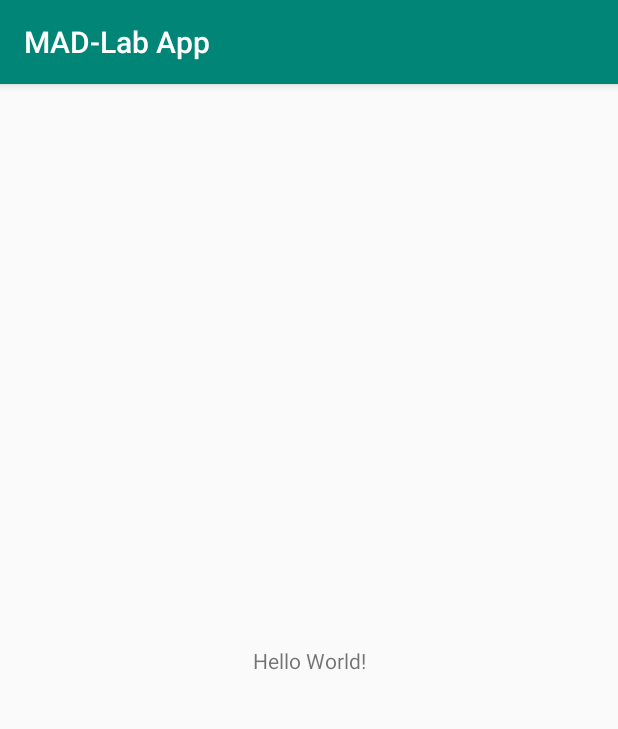
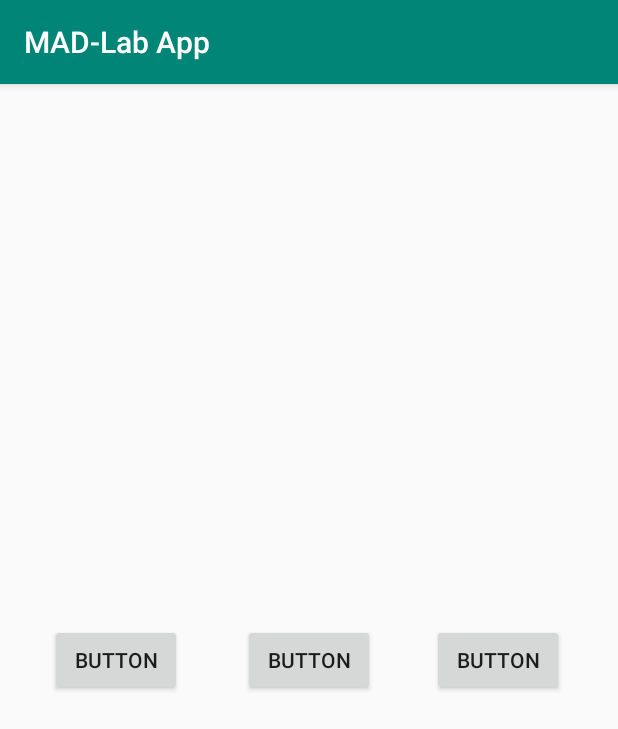
Before and after one commit to DroidFreak32/MADLabApps, an Android app: the screen it shows after launch (MainActivity), on a phone screen of 412 x 824 dp. Shown: the top 729 px of the screen. Run offline under Robolectric (Android 15) with nearby library versions, the phone set to English and light mode, and no system bars.

Commit message:
Add Activity code for MusicPlayer service

```diff
--- a/app/src/main/java/com/example/student/mad_labapp/MainActivity.java
+++ b/app/src/main/java/com/example/student/mad_labapp/MainActivity.java
@@ -1,13 +1,52 @@
 package com.example.student.mad_labapp;
 
+import android.content.Intent;
+import android.graphics.Color;
+import android.os.Bundle;
 import android.support.v7.app.AppCompatActivity;
-import android.os.Bundle;
+import android.view.View;
+import android.widget.Button;
+import android.widget.RelativeLayout;
+
+import java.util.Random;
 
 public class MainActivity extends AppCompatActivity {
 
+    Button play, stop, color;
+    RelativeLayout rl;
     @Override
     protected void onCreate(Bundle savedInstanceState) {
         super.onCreate(savedInstanceState);
         setContentView(R.layout.activity_main);
+        play = findViewById(R.id.Play);
+        stop = findViewById(R.id.Stop);
+        color = findViewById(R.id.ChangeColor);
+        play.setOnClickListener(new View.OnClickListener() {
+            @Override
+            public void onClick(View v) {
+                startService(new Intent(getApplicationContext(), MusicService.class));
+            }
+
+        });
+
+        stop.setOnClickListener(new View.OnClickListener() {
+            @Override
+            public void onClick(View v) {
+                stopService(new Intent(getApplicationContext(), MusicService.class));
+            }
+        });
+        color.setOnClickListener(new View.OnClickListener() {
+            @Override
+            public void onClick(View v) {
+                rl = findViewById(R.id.layout);
+                Random gen = new Random();
+                rl.setBackgroundColor(Color.rgb(
+                        gen.nextInt(255),
+                        gen.nextInt(255),
+                        gen.nextInt(255)
+                        )
+                );
+            }
+        });
     }
 }
--- a/app/src/main/res/layout/activity_main.xml
+++ b/app/src/main/res/layout/activity_main.xml
@@ -1,18 +1,37 @@
 <?xml version="1.0" encoding="utf-8"?>
-<android.support.constraint.ConstraintLayout xmlns:android="http://schemas.android.com/apk/res/android"
-    xmlns:app="http://schemas.android.com/apk/res-auto"
+<RelativeLayout xmlns:android="http://schemas.android.com/apk/res/android"
     xmlns:tools="http://schemas.android.com/tools"
+    android:id="@+id/layout"
     android:layout_width="match_parent"
     android:layout_height="match_parent"
     tools:context=".MainActivity">
 
-    <TextView
+    <Button
+        android:id="@+id/Stop"
         android:layout_width="wrap_content"
         android:layout_height="wrap_content"
-        android:text="Hello World!"
-        app:layout_constraintBottom_toBottomOf="parent"
-        app:layout_constraintLeft_toLeftOf="parent"
-        app:layout_constraintRight_toRightOf="parent"
-        app:layout_constraintTop_toTopOf="parent" />
+        android:layout_centerInParent="true"
+        android:text="Button" />
 
-</android.support.constraint.ConstraintLayout>
+    <Button
+        android:id="@+id/Play"
+        android:layout_width="wrap_content"
+        android:layout_height="wrap_content"
+        android:layout_alignTop="@+id/Stop"
+        android:layout_alignParentStart="true"
+        android:layout_alignParentLeft="true"
+        android:layout_marginStart="33dp"
+        android:layout_marginLeft="33dp"
+        android:text="Button" />
+
+    <Button
+        android:id="@+id/ChangeColor"
+        android:layout_width="wrap_content"
+        android:layout_height="wrap_content"
+        android:layout_alignTop="@+id/Stop"
+        android:layout_alignParentEnd="true"
+        android:layout_alignParentRight="true"
+        android:layout_marginEnd="36dp"
+        android:layout_marginRight="36dp"
+        android:text="Button" />
+</RelativeLayout>
```
